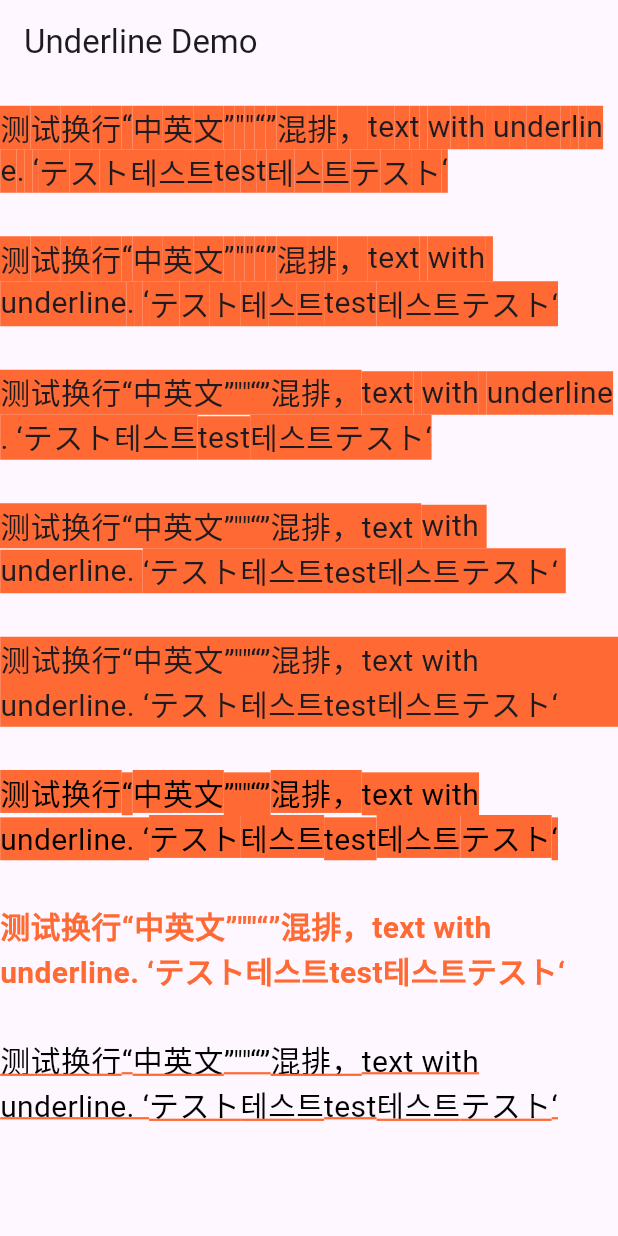
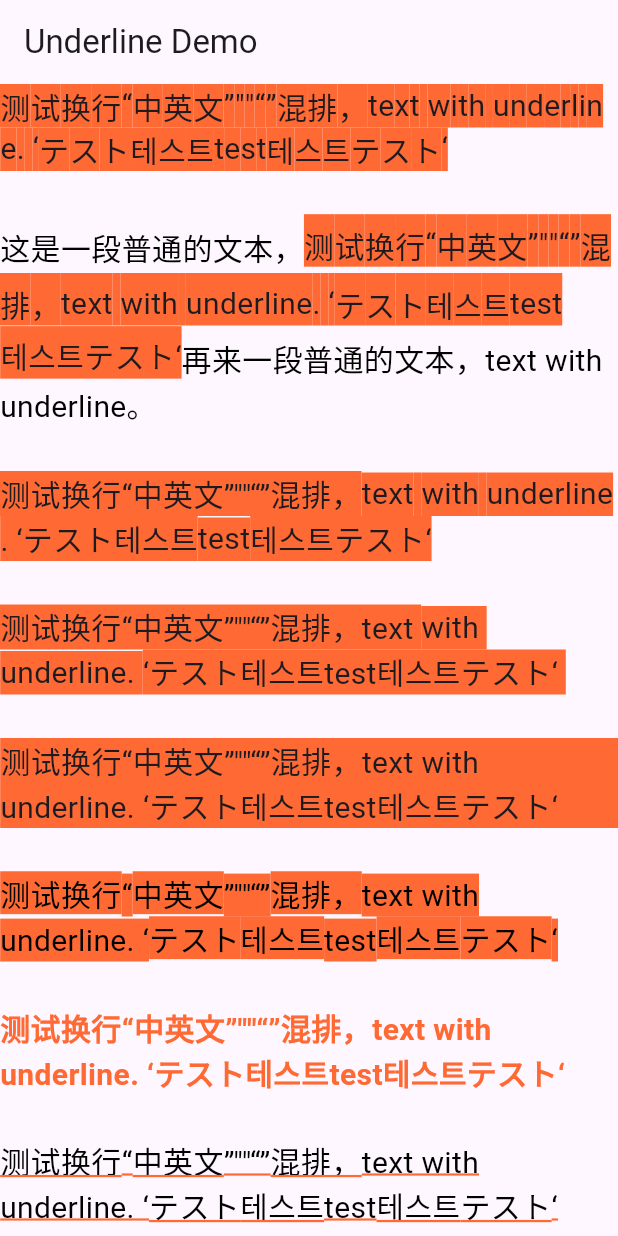
Before and after one commit to glt3953/FlutterStudy, a Flutter app: the screen it shows after launch, on a phone screen of 412 x 824 dp. Run offline on Flutter 3.47's test engine with Material 3 defaults, Android fonts, the phone set to English and light mode, and no system bars.

Commit message:
初始化工程

```diff
--- a/lib/main.dart
+++ b/lib/main.dart
@@ -47,7 +47,7 @@ class TextWithUnderline extends StatelessWidget {
           color: Colors.black,
         ),
         // children: _highlightText('“中英文”""“”混排，text with underline. ‘テスト테스트test테스트テスト‘'), //“中英文”""“”混排，text with underline. ‘テスト테스트test테스트テスト‘
-        children: _highlightTextDemo(testText, fontSize, height),
+        children: _highlightTextDemo(testText, fontSize, height+5),
       ),
     );
    // return DecoratedBox(
@@ -78,8 +78,16 @@ class TextWithUnderline extends StatelessWidget {
   WidgetSpan textWidgetSpan(String text, double fontSize, double height) {
     return WidgetSpan(
       child: Container(
-        child:
-        Text(text, style: TextStyle(fontSize: fontSize),),
+        child: Column(
+          mainAxisAlignment: MainAxisAlignment.end,
+          children: [
+            Text(
+              text,
+              style: TextStyle(fontSize: fontSize),
+            ),
+          ],
+        ),
+        // Text(text, style: TextStyle(fontSize: fontSize),),
         color: const Color(0xFFFF6933),
         height: height,
       ),
@@ -117,6 +125,21 @@ class TextWithUnderline extends StatelessWidget {
       text: '\n\n',
     ));
 
+    spans.add(TextSpan(
+      text: '这是一段普通的文本，',
+      style: TextStyle(
+        fontSize: fontSize,
+        height: height/fontSize,
+      ),
+      // children: [
+      //   WidgetSpan(
+      //     alignment: PlaceholderAlignment.middle,
+      //     child: Icon(Icons.star, color: Colors.blue),
+      //   ),
+      //   TextSpan(text: '这是一段普通的文本，'),
+      // ],
+    ));
+
     final RegExp englishWord = RegExp(r'[A-Za-z]+');
     final List<String> segments = content.split(englishWord);
     final Iterable<Match> matches = englishWord.allMatches(content);
@@ -143,6 +166,10 @@ class TextWithUnderline extends StatelessWidget {
       spans.add(textWidgetSpan(content.substring(index), fontSize, height));
       // spans.add(textSpan(content.substring(index)));
     }
+
+    spans.add(TextSpan(
+      text: '再来一段普通的文本，text with underline。',
+    ));
 
     spans.add(TextSpan(
       text: '\n\n',
```
